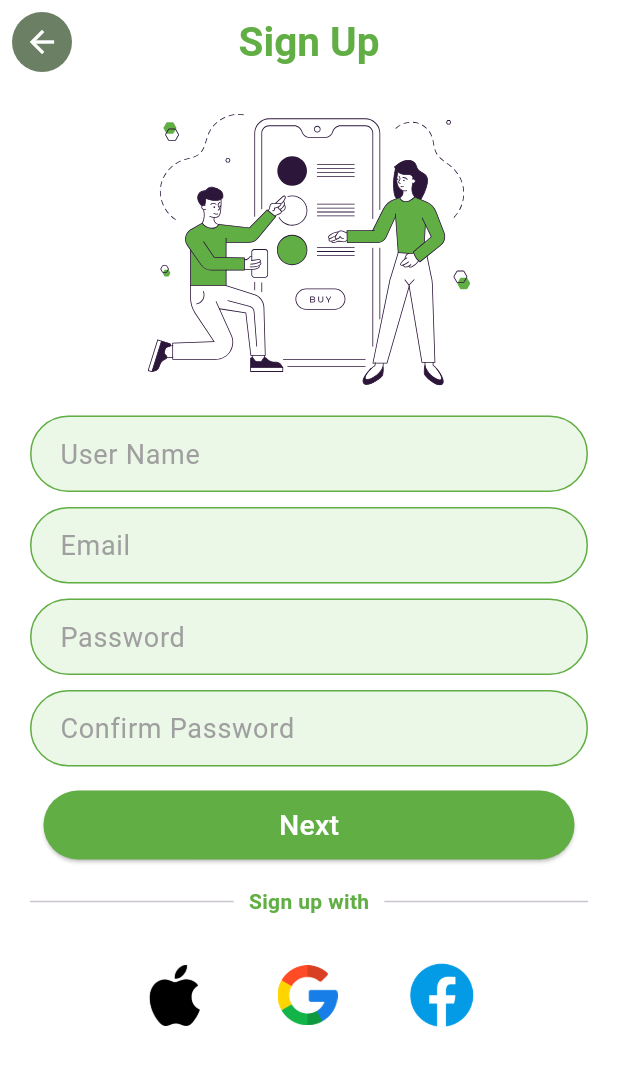
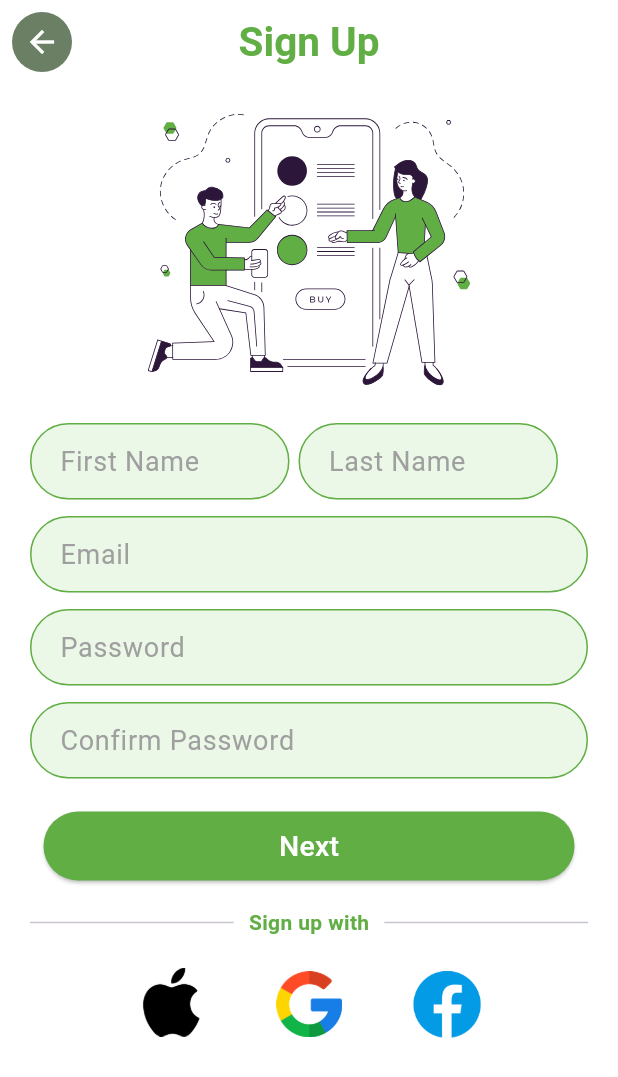
Before and after one commit to graduation-project-bulkify/mobile-app, a Flutter app: the RegisterPage screen opened directly, on a phone screen of 412 x 824 dp. Shown: the top 1077 px of the screen. Run offline on Flutter 3.47's test engine with Material 3 defaults, Android fonts, the phone set to English and light mode, and no system bars; our stand-ins replace flutter_rating_bar, flutter_svg.

Commit message:
This is the new commit

```diff
--- a/lib/Pages/forgot_password_page.dart
+++ b/lib/Pages/forgot_password_page.dart
@@ -35,11 +35,7 @@ class ForgotPasswordPage extends StatelessWidget {
       body: Column(
         crossAxisAlignment: CrossAxisAlignment.center,
         children: [
-          Padding(
-            padding:
-                const EdgeInsets.only(top: 45, left: 20, right: 20, bottom: 5),
-            child: CustomTextField(hintText: 'Enter your email'),
-          ),
+          CustomTextField(hintText: 'Enter your email', height: 52),
           Padding(
             padding: const EdgeInsets.all(6),
             child: RichText(
--- a/lib/Pages/register_page.dart
+++ b/lib/Pages/register_page.dart
@@ -46,27 +46,30 @@ class RegisterPage extends StatelessWidget {
               padding: const EdgeInsets.symmetric(vertical: 20, horizontal: 90),
               child: SvgPicture.asset('assets/images/register_image.svg'),
             ),
-            Padding(
-              padding: const EdgeInsets.only(left: 20, right: 20, bottom: 5),
-              child: CustomTextField(hintText: 'User Name'),
+            Row(
+              children: [
+                CustomTextField(
+                  hintText: 'First Name',
+                  height: 52,
+                  width: 173,
+                  left: 20,
+                  right: 3,
+                ),
+                CustomTextField(
+                  hintText: 'Last Name',
+                  height: 52,
+                  width: 173,
+                  left: 3,
+                  right: 20,
+                ),
+              ],
             ),
-            Padding(
-              padding:
-                  const EdgeInsets.only(top: 5, left: 20, right: 20, bottom: 5),
-              child: CustomTextField(hintText: 'Email'),
-            ),
-            Padding(
-              padding:
-                  const EdgeInsets.only(top: 5, left: 20, right: 20, bottom: 5),
-              child: CustomTextField(hintText: 'Password'),
-            ),
+            CustomTextField(hintText: 'Email', height: 52),
+            CustomTextField(hintText: 'Password', height: 52),
+            CustomTextField(hintText: 'Confirm Password', height: 52),
             Padding(
               padding: const EdgeInsets.only(
-                  top: 5, left: 20, right: 20, bottom: 15),
-              child: CustomTextField(hintText: 'Confirm Password'),
-            ),
-            Padding(
-              padding: const EdgeInsets.only(left: 20, right: 20, bottom: 5),
+                  left: 20, right: 20, bottom: 5, top: 15),
               child: ElevatedButton(
                   style: ElevatedButton.styleFrom(
                       backgroundColor: KPrimaryColor, fixedSize: Size(354, 46)),
@@ -89,28 +92,37 @@ class RegisterPage extends StatelessWidget {
               mainAxisAlignment: MainAxisAlignment.center,
               children: [
                 CustomSocialmediaRegistring(
-                  containerPadding: 15,
-                  imageHeight: 41,
+                  top: 3,
+                  bottom: 0,
+                  left: 15,
+                  right: 15,
+                  imageHeight: 46,
                   imagePath: 'assets/images/apple.png',
                 ),
                 SizedBox(
                   width: 15,
                 ),
                 CustomSocialmediaRegistring(
-                  containerPadding: 16,
-                  imageHeight: 40,
+                  top: 6,
+                  bottom: 0,
+                  left: 15,
+                  right: 15,
+                  imageHeight: 44,
                   imagePath: 'assets/images/google.png',
                 ),
                 SizedBox(
                   width: 15,
                 ),
                 CustomSocialmediaRegistring(
-                  containerPadding: 10,
-                  imageHeight: 53,
+                  top: 6,
+                  bottom: 0,
+                  left: 15,
+                  right: 15,
+                  imageHeight: 45,
                   imagePath: 'assets/images/facebook3.png',
                 ),
               ],
-            )
+            ),
           ],
         ),
       ),
--- a/lib/constants.dart
+++ b/lib/constants.dart
@@ -2,3 +2,4 @@ import 'dart:ui';
 
 const KLogo = 'assets/images/splash_logo.svg';
 const KPrimaryColor = Color(0xFF61ae45);
+String baseUrl = "https://bulkify-back-end.vercel.app";
--- a/lib/main.dart
+++ b/lib/main.dart
@@ -10,6 +10,6 @@ class Bulkify extends StatelessWidget {
   const Bulkify({Key? key}) : super(key: key);
   @override
   Widget build(BuildContext context) {
-    return MaterialApp(debugShowCheckedModeBanner: false, home: HomePage());
+    return MaterialApp(debugShowCheckedModeBanner: false, home: Splash());
   }
 }
--- /dev/null
+++ b/lib/services/lib/constants.dart
@@ -0,0 +1 @@
+// TODO Implement this library.
--- a/lib/widgets/custom_card2.dart
+++ b/lib/widgets/custom_card2.dart
@@ -12,7 +12,7 @@ class CustomCard2 extends StatelessWidget {
       child: Stack(
         children: [
           Container(
-            width: 150,
+            width: 160,
             height: 220,
             decoration: BoxDecoration(
               boxShadow: [
--- a/lib/widgets/custom_category_card.dart
+++ b/lib/widgets/custom_category_card.dart
@@ -50,6 +50,9 @@ class CustomCategoryCard extends StatelessWidget {
             ],
           ),
         ),
+        SizedBox(
+          height: 2,
+        ),
         Text(
           categoryName,
           style: const TextStyle(
--- a/lib/widgets/custom_socialmedia_registring.dart
+++ b/lib/widgets/custom_socialmedia_registring.dart
@@ -1,18 +1,30 @@
 import 'package:flutter/material.dart';
 
 class CustomSocialmediaRegistring extends StatelessWidget {
-  const CustomSocialmediaRegistring(
-      {required this.containerPadding,
-      required this.imageHeight,
-      required this.imagePath});
+  const CustomSocialmediaRegistring({
+    required this.imageHeight,
+    required this.imagePath,
+    required this.top,
+    required this.bottom,
+    required this.left,
+    required this.right,
+  });
 
-  final double containerPadding;
+  final double top;
+  final double bottom;
+  final double left;
+  final double right;
   final double imageHeight;
   final String imagePath;
   @override
   Widget build(BuildContext context) {
     return Container(
-      padding: EdgeInsets.all(containerPadding),
+      padding: EdgeInsets.only(
+        top: top,
+        bottom: bottom,
+        left: left,
+        right: right,
+      ),
       decoration: BoxDecoration(
         // the color must be inside BoxDecoration
         border: Border.all(color: Colors.white),
--- a/lib/widgets/custom_text_field.dart
+++ b/lib/widgets/custom_text_field.dart
@@ -3,24 +3,54 @@ import 'package:flutter/material.dart';
 
 // ignore: must_be_immutable
 class CustomTextField extends StatelessWidget {
-  CustomTextField({required this.hintText});
-  String? hintText;
+  CustomTextField({
+    required this.hintText,
+    this.width,
+    required this.height,
+    this.top,
+    this.bottom,
+    this.left,
+    this.right,
+  });
+
+  final String? hintText;
+  final double? width; // Control width
+  final double? height; // Control height
+
+  final double? top;
+  final double? left;
+  final double? right;
+  final double? bottom;
+
   @override
   Widget build(BuildContext context) {
-    return TextField(
+    return Padding(
+      padding: EdgeInsets.only(
+        top: top ?? 5,
+        left: left ?? 20,
+        right: right ?? 20,
+        bottom: bottom ?? 5,
+      ),
+      child: SizedBox(
+        width: width ?? double.infinity, // Default: takes full width
+        height: height ?? 50, // Default height: 50 pixels
+        child: TextField(
           decoration: InputDecoration(
-        contentPadding: EdgeInsets.symmetric(vertical: 12.0, horizontal: 16),
-        fillColor: Color(0xFFebf7e7),
+            contentPadding:
+                const EdgeInsets.symmetric(vertical: 12.0, horizontal: 16),
+            fillColor: const Color(0xFFebf7e7),
             filled: true,
             hintText: hintText,
-        hintStyle: TextStyle(color: Color(0xFF9f9f9f), fontSize: 18),
+            hintStyle: const TextStyle(color: Color(0xFF9f9f9f), fontSize: 18),
             focusedBorder: OutlineInputBorder(
-          borderRadius: BorderRadius.all(Radius.circular(32)),
-          borderSide: BorderSide(color: KPrimaryColor),
+              borderRadius: BorderRadius.circular(32),
+              borderSide: const BorderSide(color: KPrimaryColor),
             ),
             enabledBorder: OutlineInputBorder(
-          borderRadius: BorderRadius.all(Radius.circular(32)),
-          borderSide: BorderSide(color: KPrimaryColor),
+              borderRadius: BorderRadius.circular(32),
+              borderSide: const BorderSide(color: KPrimaryColor),
+            ),
+          ),
         ),
       ),
     );
--- a/pubspec.yaml
+++ b/pubspec.yaml
@@ -39,6 +39,7 @@ dependencies:
   # Use with the CupertinoIcons class for iOS style icons.
   cupertino_icons: ^1.0.8
   http: ^1.3.0
+  flutter_rating_bar: ^4.0.1
 
 dev_dependencies:
   flutter_test:
```
Also changed, not shown: lib/Pages/home_page.dart (+40 -7 lines), lib/Pages/login_page.dart (+19 -21 lines), lib/Pages/new_password_page.dart (+7 -15 lines), lib/Pages/register_page2.dart (+3 -14 lines), lib/models/user_model.dart (added, +60 -0 lines), lib/services/login_service.dart (added, +23 -0 lines), lib/services/register_service.dart (+5 -4 lines), lib/widgets/custom_card.dart (+4 -3 lines), lib/widgets/custom_card_with_rating_stars.dart (added, +90 -0 lines), assets/images/facebook3.png, pubspec.lock. Lines whose indentation alone changed are shown as unchanged.
